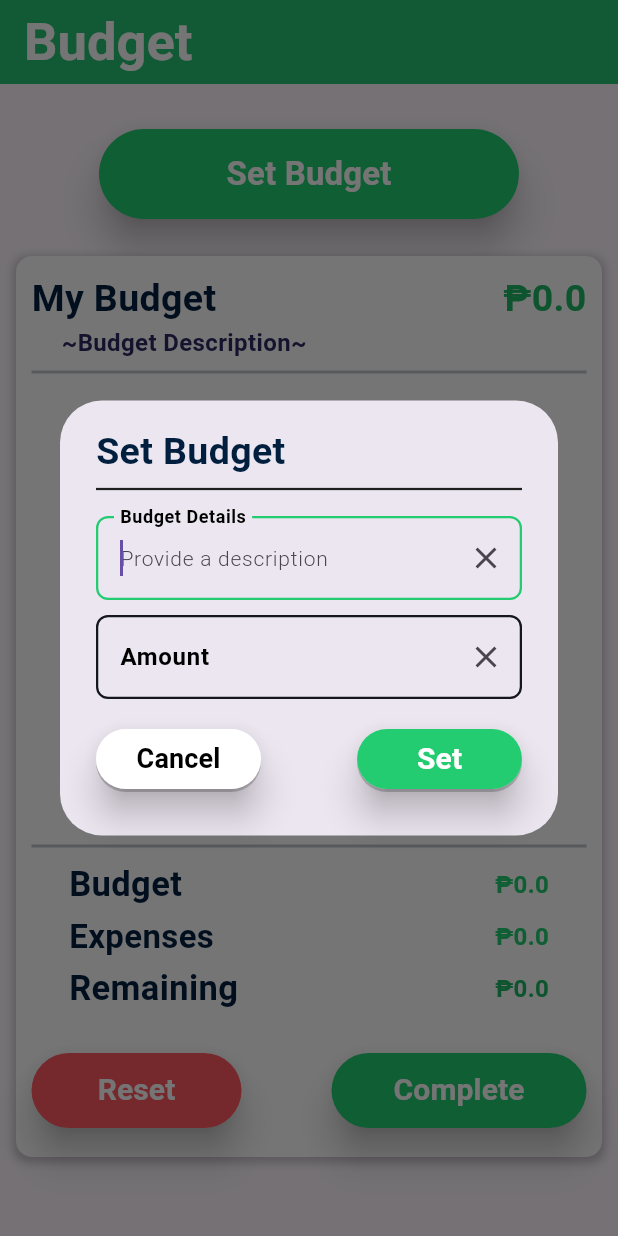
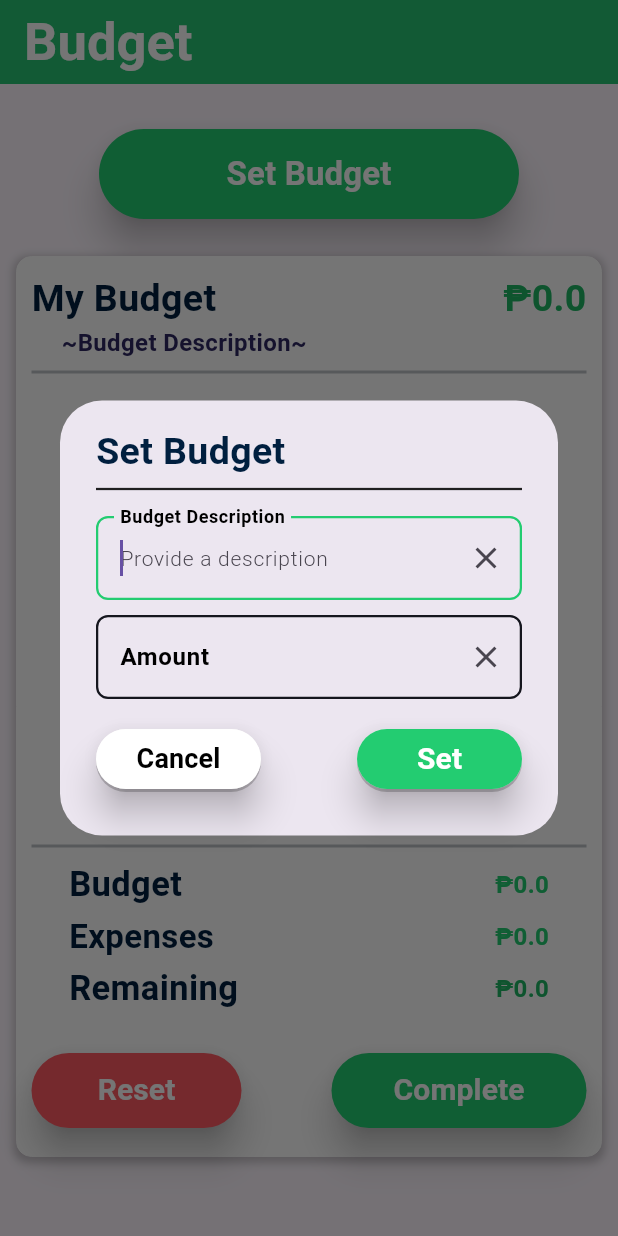
Before and after one commit to AzureSight/TrackUrCash, a Flutter app: the Budget screen opened directly, after a tap on "Set Budget", on a phone screen of 412 x 824 dp. Run offline on Flutter 3.47's test engine with Material 3 defaults, Android fonts, the phone set to English and light mode, and no system bars; our stand-ins replace cloud_firestore, firebase_auth, firebase_core, fl_chart, flutter_local_notifications, permission_handler and 1 more; accounts and stored records are empty; network calls fail; Roboto replaces fonts that are missing (Manrope, Nunito, Plus Jakarta Sans).

Commit message:
Redo Push, Budget Description and Bargraph Resize

```diff
--- a/lib/pages/Budget.dart
+++ b/lib/pages/Budget.dart
@@ -73,7 +73,7 @@ class _BudgetState extends State<Budget> {
                         _budgetdetailController.clear();
                       },
                       icon: const Icon(Icons.clear)),
-                  labelText: 'Budget Details',
+                  labelText: 'Budget Description',
                   labelStyle: const TextStyle(
                     fontFamily: 'Ubuntu',
                     fontSize: 16,
--- a/lib/pages/Dashboard.dart
+++ b/lib/pages/Dashboard.dart
@@ -308,7 +308,7 @@ class _DashboardState extends State<Dashboard> {
                         Padding(
                           padding: const EdgeInsets.only(top: 20),
                           child: SizedBox(
-                            height: 305,
+                            height: 303,
                             child: MyBarGraph(),
                           ),
                         ),
--- a/lib/pages/displayrecords.dart
+++ b/lib/pages/displayrecords.dart
@@ -63,7 +63,7 @@ class displayrecords extends StatelessWidget {
                       style: TextStyle(color: Colors.grey),
                     ),
                     const Spacer(),
-                    Text("~Budget Description~",
+                    Text("Budget Description",
                         style: TextStyle(color: Colors.black87, fontSize: 12)),
                   ],
                 )
```
